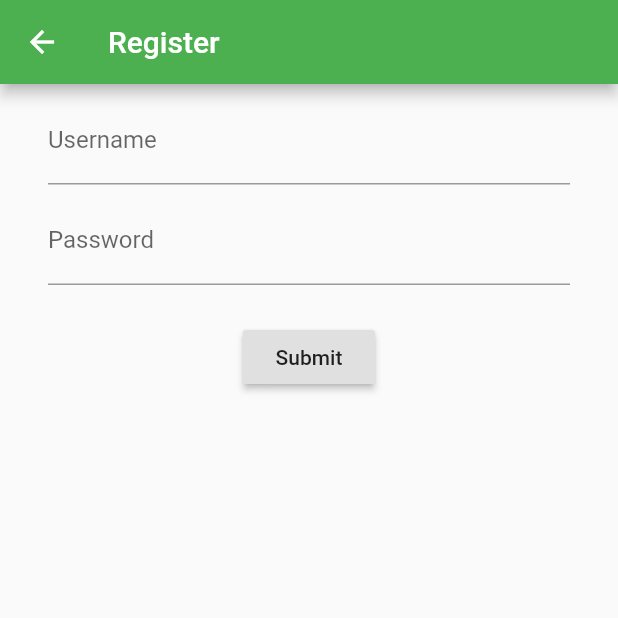
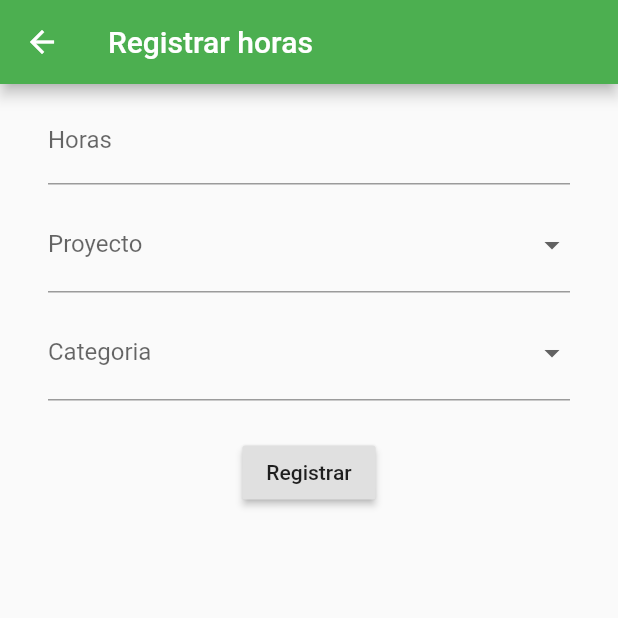
Before and after one commit to goncy/gaia-hours-flutter, a Flutter app: the DashboardScreen screen opened by its route, after a tap on the "add" icon, on a phone screen of 412 x 824 dp, the top half of it. Run offline on Flutter 3.47's test engine with Material 2 defaults, Android fonts, the phone set to English and light mode, and no system bars; our stand-ins replace flutter_secure_storage; accounts and stored records are empty; network calls fail.

```diff
--- a/lib/hours/context.dart
+++ b/lib/hours/context.dart
@@ -1,4 +1,6 @@
 import 'package:flutter/widgets.dart';
+
+import '../session/models.dart';
 
 import './models.dart';
 import './resource.dart';
@@ -7,21 +9,18 @@ import './resource.dart';
 class HoursContext extends ChangeNotifier {
   final HoursResource _resource = HoursResource();
 
-  /// Hours context loading status
-  bool isLoading = false;
-
   /// Hours list
   List<Registry> registries = [];
 
-  /// Fetch on initialize
+  /// User
+  User user;
+
+  /// Constructor
   HoursContext();
 
-  void list() async {
+  Future list() async {
     try {
-      isLoading = true;
-
       registries = await _resource.list();
-      isLoading = false;
 
       notifyListeners();
     } on Exception catch (exception) {
@@ -30,10 +29,8 @@ class HoursContext extends ChangeNotifier {
   }
 
   /// Add registries
-  void add(Registry registry) async {
-    // await _resource.add(registry);
-
-    registries.add(registry);
+  Future add(int hours, int project, int category) async {
+    registries.add(await _resource.add(user.id, hours, project, category));
 
     notifyListeners();
   }
--- a/lib/hours/screens/dashboard.dart
+++ b/lib/hours/screens/dashboard.dart
@@ -12,28 +12,31 @@ class DashboardScreen extends StatefulWidget {
 
 class _DashboardScreenState extends State<DashboardScreen> {
   bool _hasFetched;
+  bool _isLoading;
 
   @override
   void initState() {
     _hasFetched = false;
+    _isLoading = true;
 
     super.initState();
   }
 
   @override
-  void didChangeDependencies() {
+  void didChangeDependencies() async {
     super.didChangeDependencies();
 
     if (!_hasFetched) {
-      Provider.of<HoursContext>(context).list();
+      _hasFetched = true;
 
-      _hasFetched = true;
+      await Provider.of<HoursContext>(context).list();
+
+      _isLoading = false;
     }
   }
 
   @override
   Widget build(BuildContext context) {
-    var isLoading = Provider.of<HoursContext>(context).isLoading;
     var hours = Provider.of<HoursContext>(context).registries;
 
     return Scaffold(
@@ -45,8 +48,8 @@ class _DashboardScreenState extends State<DashboardScreen> {
       ]),
       body: hours.isEmpty
           ? Center(
-              child: isLoading
-                  ? Text('Cargando horas...')
+              child: _isLoading
+                  ? CircularProgressIndicator()
                   : Text('No hay horas cargadas'),
             )
           : ListView.builder(
--- a/lib/hours/screens/register.dart
+++ b/lib/hours/screens/register.dart
@@ -1,7 +1,7 @@
 import 'package:flutter/material.dart';
 import 'package:provider/provider.dart';
 
-import '../../session/context.dart';
+import '../context.dart';
 
 /// Add page
 class RegisterScreen extends StatefulWidget {
@@ -12,16 +12,17 @@ class RegisterScreen extends StatefulWidget {
 class _RegisterScreenState extends State<RegisterScreen> {
   final _form = GlobalKey<FormState>();
 
-  String _username;
-  String _password;
+  int _hours;
+  int _project;
+  int _category;
 
   void _handleSubmit() {
-    var login = Provider.of<SessionContext>(context, listen: false).login;
+    var add = Provider.of<HoursContext>(context, listen: false).add;
 
     if (_form.currentState.validate()) {
       _form.currentState.save();
 
-      login(_username, _password);
+      add(_hours, _project, _category);
 
       Navigator.pop(context);
     }
@@ -29,7 +30,9 @@ class _RegisterScreenState extends State<RegisterScreen> {
 
   @override
   Widget build(BuildContext context) => Scaffold(
-        appBar: AppBar(title: Text('Register')),
+        appBar: AppBar(
+          title: Text('Registrar horas'),
+        ),
         body: Form(
           key: _form,
           child: Container(
@@ -43,29 +46,95 @@ class _RegisterScreenState extends State<RegisterScreen> {
                   Padding(
                     padding: const EdgeInsets.only(bottom: 8.0),
                     child: TextFormField(
-                        onSaved: (username) => _username = username,
-                        validator: (username) =>
-                            username.isEmpty ? 'This field is required' : null,
-                        decoration: InputDecoration(
-                          labelText: 'Username',
-                        )),
+                      keyboardType: TextInputType.number,
+                      onSaved: (hours) => _hours = int.parse(hours),
+                      validator: (hours) =>
+                          hours.isEmpty ? 'Este campo es requerido' : null,
+                      decoration: InputDecoration(
+                        labelText: 'Horas',
+                      ),
+                    ),
                   ),
                   Padding(
                     padding: const EdgeInsets.only(bottom: 8.0),
-                    child: TextFormField(
-                        onSaved: (password) => _password = password,
-                        validator: (password) =>
-                            password.isEmpty ? 'This field is required' : null,
-                        decoration: InputDecoration(
-                          labelText: "Password",
-                        )),
+                    child: DropdownButtonFormField<int>(
+                      onChanged: (project) => _project = project,
+                      items: [
+                        DropdownMenuItem<int>(
+                          child: Text('Gaia'),
+                          value: 1,
+                        ),
+                        DropdownMenuItem<int>(
+                          child: Text('Tennis Pyramid'),
+                          value: 2,
+                        ),
+                        DropdownMenuItem<int>(
+                          child: Text('Donde Comemos'),
+                          value: 3,
+                        ),
+                        DropdownMenuItem<int>(
+                          child: Text('PSA'),
+                          value: 4,
+                        ),
+                        DropdownMenuItem<int>(
+                          child: Text('FACTTIC'),
+                          value: 5,
+                        ),
+                        DropdownMenuItem<int>(
+                          child: Text('APPO'),
+                          value: 6,
+                        ),
+                        DropdownMenuItem<int>(
+                          child: Text('Astrologia'),
+                          value: 7,
+                        ),
+                      ],
+                      validator: (project) =>
+                          project.isNaN ? 'Este campo es requerido' : null,
+                      decoration: InputDecoration(
+                        labelText: "Proyecto",
+                      ),
+                    ),
+                  ),
+                  Padding(
+                    padding: const EdgeInsets.only(bottom: 8.0),
+                    child: DropdownButtonFormField<int>(
+                      onChanged: (category) => _category = category,
+                      items: [
+                        DropdownMenuItem<int>(
+                          child: Text('Gestión'),
+                          value: 1,
+                        ),
+                        DropdownMenuItem<int>(
+                          child: Text('Reunión'),
+                          value: 2,
+                        ),
+                        DropdownMenuItem<int>(
+                          child: Text('Desarrollo'),
+                          value: 3,
+                        ),
+                        DropdownMenuItem<int>(
+                          child: Text('Deploy'),
+                          value: 4,
+                        ),
+                        DropdownMenuItem<int>(
+                          child: Text('Asamblea'),
+                          value: 5,
+                        ),
+                      ],
+                      validator: (category) =>
+                          category.isNaN ? 'Este campo es requerido' : null,
+                      decoration: InputDecoration(
+                        labelText: "Categoria",
+                      ),
+                    ),
                   ),
                   Padding(
                     padding: const EdgeInsets.all(16.0),
                     child: Builder(
                       builder: (context) => RaisedButton(
                         onPressed: _handleSubmit,
-                        child: Text('Submit'),
+                        child: Text('Registrar'),
                       ),
                     ),
                   ),
--- a/lib/main.dart
+++ b/lib/main.dart
@@ -15,7 +15,9 @@ class App extends StatelessWidget {
   Widget build(BuildContext context) => MultiProvider(
         providers: [
           ChangeNotifierProvider(create: (context) => SessionContext()),
-          ChangeNotifierProvider(create: (context) => HoursContext()),
+          ChangeNotifierProxyProvider<SessionContext, HoursContext>(
+              create: (_) => HoursContext(),
+              update: (_, session, hours) => hours..user = session.user),
         ],
         child: MaterialApp(
           theme: ThemeData(
--- a/lib/session/context.dart
+++ b/lib/session/context.dart
@@ -7,28 +7,21 @@ import './resource.dart';
 class SessionContext extends ChangeNotifier {
   final SessionResource _resource = SessionResource();
 
-  /// Session context loading status
-  bool isLoading = false;
-
-  /// Sessions list
-  Session session;
+  /// User
+  User user;
 
   /// SessionContext constructor
   SessionContext();
 
   /// Login
-  Future login(String username, String password) async {
+  Future<User> login(String username, String password) async {
     try {
-      isLoading = true;
-
-      session = await _resource.login(username, password);
-
-      isLoading = false;
+      user = await _resource.login(username, password);
 
       notifyListeners();
+
+      return user;
     } on Exception catch (exception) {
-      isLoading = false;
-
       notifyListeners();
 
       throw exception;
--- a/lib/session/models.dart
+++ b/lib/session/models.dart
@@ -37,15 +37,3 @@ class User {
     this.lastName,
   });
 }
-
-/// Session class
-class Session {
-  /// Session token
-  final String token;
-
-  /// Session user
-  final User user;
-
-  /// Session constructor
-  Session({@required this.token, this.user});
-}
--- a/lib/session/screens/login.dart
+++ b/lib/session/screens/login.dart
@@ -25,16 +25,20 @@ class _LoginScreenState extends State<LoginScreen> {
 
       try {
         setState(() => _isLoading = true);
+
         await login(_username, _password);
+
         setState(() => _isLoading = false);
 
         Navigator.pushReplacementNamed(context, '/dashboard');
       } on Exception catch (e) {
         setState(() => _isLoading = false);
 
-        _scaffold.currentState.showSnackBar(SnackBar(
+        _scaffold.currentState.showSnackBar(
+          SnackBar(
             content: Text(e.toString()),
-        ));
+          ),
+        );
       }
     }
   }
@@ -58,26 +62,30 @@ class _LoginScreenState extends State<LoginScreen> {
                     child: TextFormField(
                       onSaved: (username) => _username = username,
                       validator: (username) =>
-                            username.isEmpty ? 'This field is required' : null,
+                          username.isEmpty ? 'Este campo es requerido' : null,
                       decoration: InputDecoration(
                         labelText: 'Username',
-                        )),
+                      ),
+                    ),
                   ),
                   Padding(
                     padding: const EdgeInsets.only(bottom: 8.0),
                     child: TextFormField(
                       onSaved: (password) => _password = password,
                       validator: (password) =>
-                            password.isEmpty ? 'This field is required' : null,
+                          password.isEmpty ? 'Este campo es requerido' : null,
                       decoration: InputDecoration(
                         labelText: "Password",
-                        )),
+                      ),
+                    ),
                   ),
                   Padding(
                     padding: const EdgeInsets.all(16.0),
                     child: RaisedButton(
                       onPressed: _handleSubmit,
-                      child: _isLoading ? Text('Loading') : Text('Submit'),
+                      child: _isLoading
+                          ? Text('Iniciando sesión')
+                          : Text('Iniciar sesión'),
                     ),
                   ),
                 ],
```
Also changed, not shown: lib/hours/resource.dart (+31 -1 lines), lib/hours/screens/details.dart (+4 -16 lines), lib/session/resource.dart (+2 -5 lines). Lines whose indentation alone changed are shown as unchanged.
